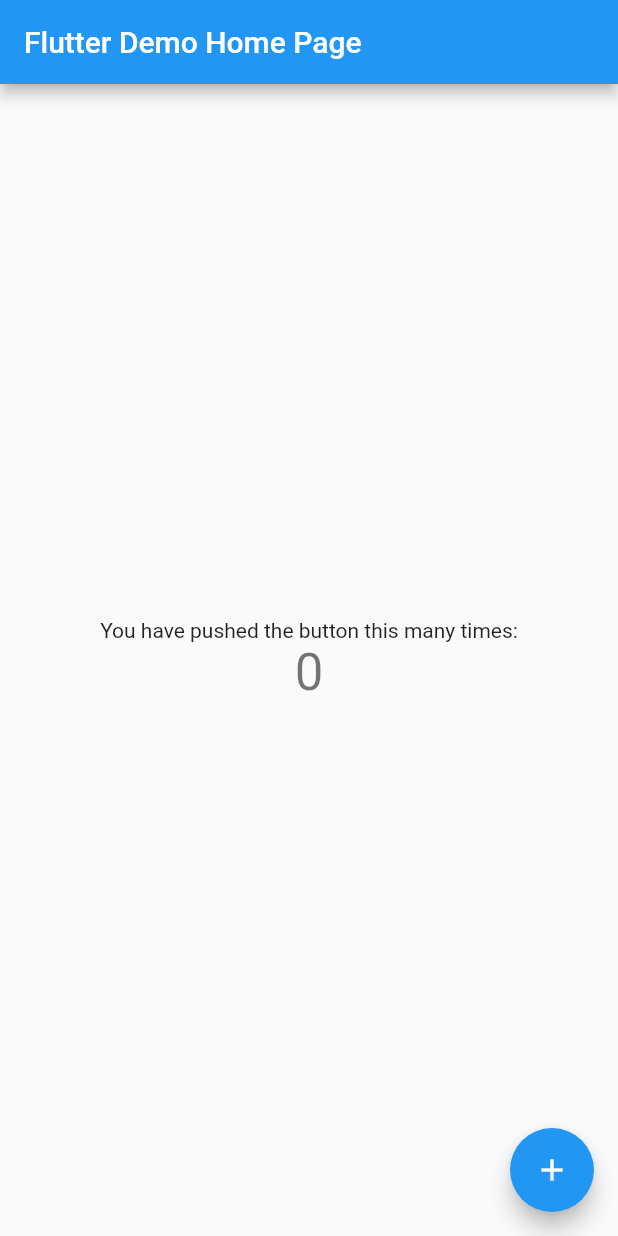
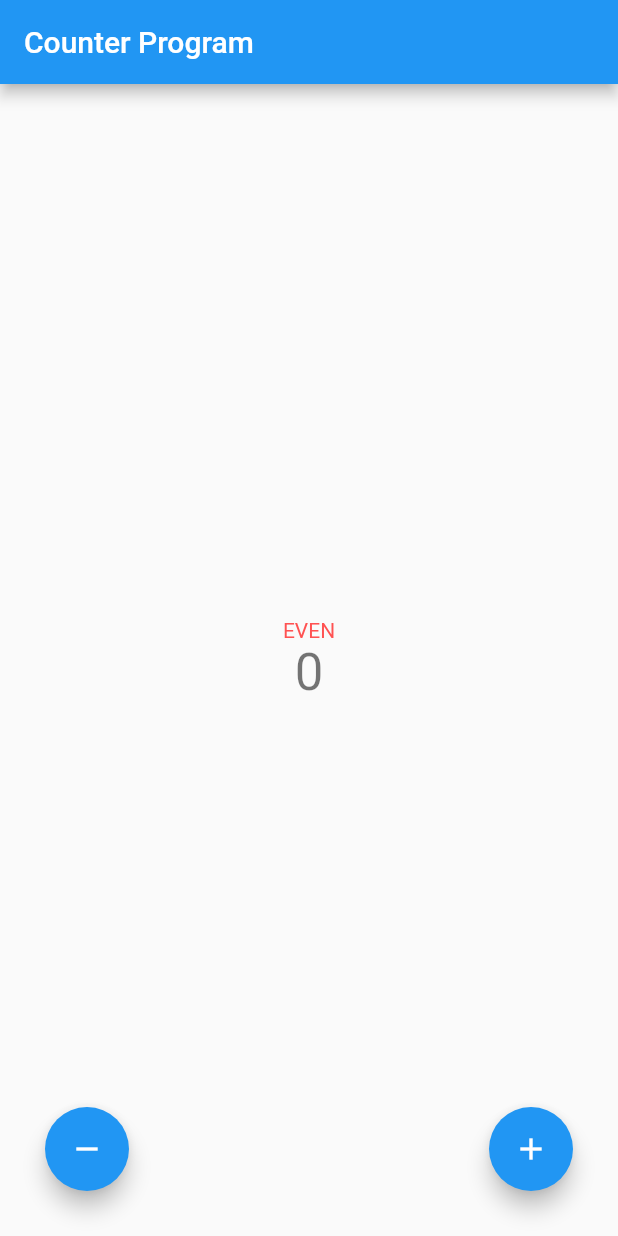
Before and after one commit to kalooshfv/pbp-flutter-lab, a Flutter app: the screen it shows after launch, on a phone screen of 412 x 824 dp. Run offline on Flutter 3.47's test engine with Material 2 defaults, Android fonts, the phone set to English and light mode, and no system bars.

Commit message:
Assignment 7 Source Code

```diff
--- a/lib/main.dart
+++ b/lib/main.dart
@@ -24,7 +24,7 @@ class MyApp extends StatelessWidget {
         // is not restarted.
         primarySwatch: Colors.blue,
       ),
-      home: const MyHomePage(title: 'Flutter Demo Home Page'),
+      home: const MyHomePage(title: 'Counter Program'),
     );
   }
 }
@@ -49,6 +49,13 @@ class MyHomePage extends StatefulWidget {
 
 class _MyHomePageState extends State<MyHomePage> {
   int _counter = 0;
+  String _btnText() {
+    if (_counter % 2 == 0) {
+      return "EVEN";
+    } else {
+      return "ODD";
+    }
+  }
 
   void _incrementCounter() {
     setState(() {
@@ -58,6 +65,14 @@ class _MyHomePageState extends State<MyHomePage> {
       // _counter without calling setState(), then the build method would not be
       // called again, and so nothing would appear to happen.
       _counter++;
+    });
+  }
+
+  void _decrementCounter() {
+    setState(() {
+      if (_counter != 0) {
+        _counter--;
+      }
     });
   }
 
@@ -95,21 +110,32 @@ class _MyHomePageState extends State<MyHomePage> {
           // horizontal).
           mainAxisAlignment: MainAxisAlignment.center,
           children: <Widget>[
-            const Text(
-              'You have pushed the button this many times:',
-            ),
+            Text(_btnText(),
+                style: TextStyle(
+                    color: _counter % 2 == 0
+                        ? Colors.redAccent
+                        : Colors.blueAccent)),
             Text(
               '$_counter',
               style: Theme.of(context).textTheme.headline4,
             ),
           ],
+        )),
+        floatingActionButtonLocation: FloatingActionButtonLocation.centerDocked,
+        floatingActionButton: Padding(
+            padding: const EdgeInsets.all(30.0),
+            child: Row(
+                mainAxisAlignment: MainAxisAlignment.spaceBetween,
+                children: <Widget>[
+                  FloatingActionButton(
+                    onPressed: _decrementCounter,
+                    tooltip: 'Decrement',
+                    child: const Icon(Icons.remove, color: Colors.white),
                   ),
-      ),
-      floatingActionButton: FloatingActionButton(
+                  FloatingActionButton(
                       onPressed: _incrementCounter,
                       tooltip: 'Increment',
-        child: const Icon(Icons.add),
-      ), // This trailing comma makes auto-formatting nicer for build methods.
-    );
+                      child: const Icon(Icons.add, color: Colors.white)),
+                ])));
   }
 }
```
Lines whose indentation alone changed are shown as unchanged.
